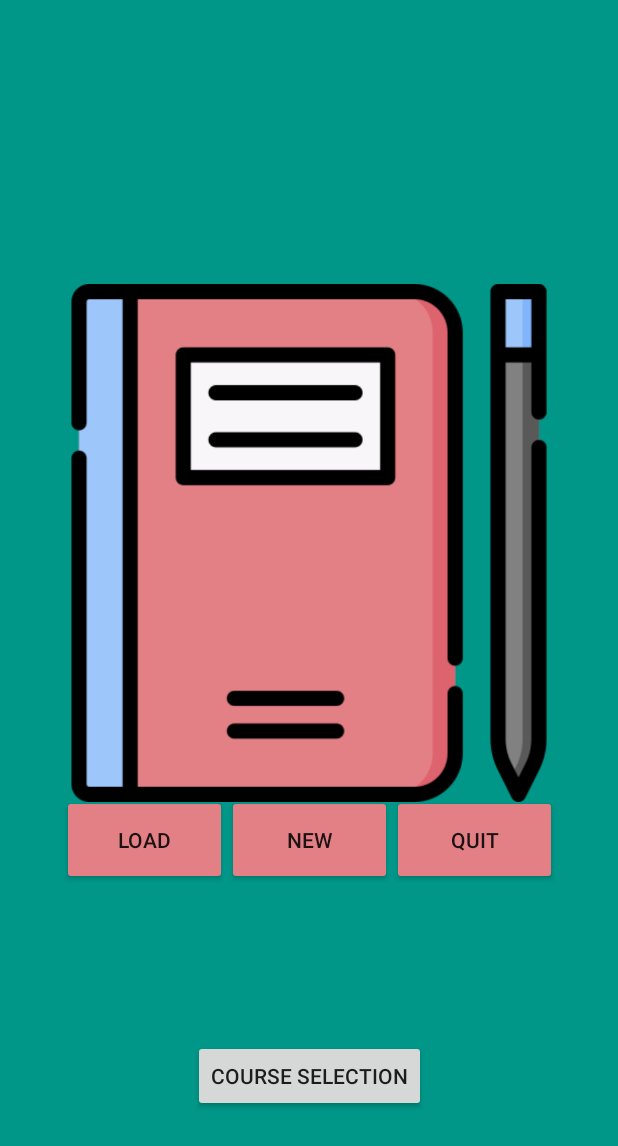
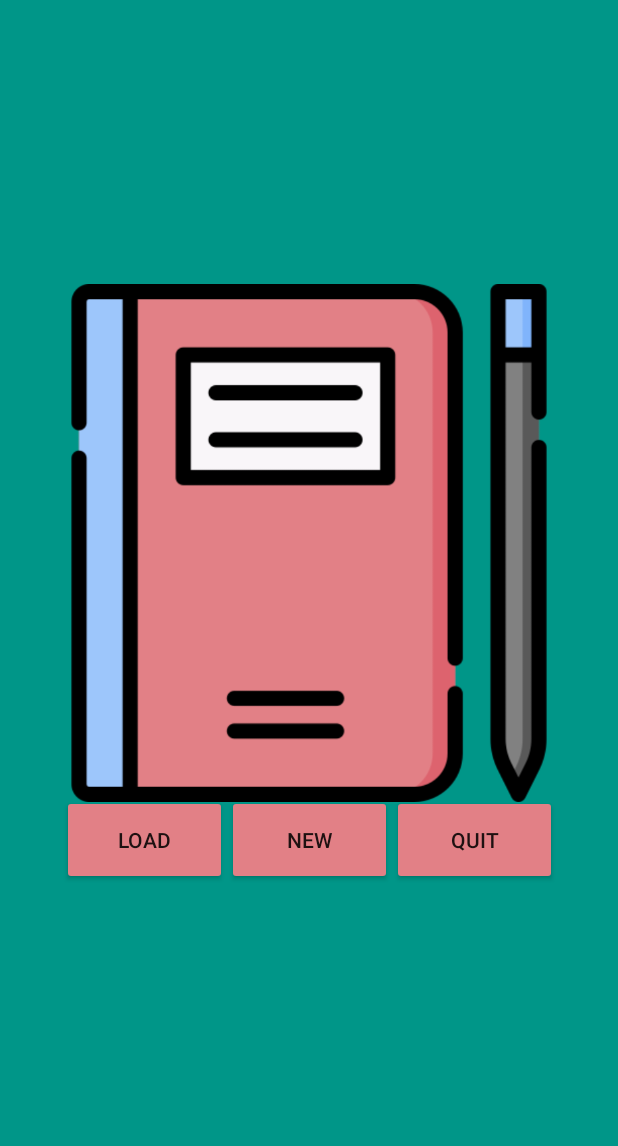
Before and after one commit to JiaoyangXu/UW-life-simulator, an Android app: the screen it shows after launch (MainActivity), on a phone screen of 412 x 824 dp. Shown: the top 1146 px of the screen. Run offline under Robolectric (Android 15) with nearby library versions, the phone set to English and light mode, and no system bars; our stand-ins replace navigation-ui.

Commit message:
Bug fix: application quit at event list page when there's not enough courses selected

```diff
--- a/app/src/main/java/com/example/uw_life_simulator/activities/AttributeActivities.java
+++ b/app/src/main/java/com/example/uw_life_simulator/activities/AttributeActivities.java
@@ -52,7 +52,7 @@ public class AttributeActivities extends AppCompatActivity {
         playerAttributeDAO.insertAll(playerAttribute);
 
         // pass intent to Event Activity
-        Intent intent = new Intent(AttributeActivities.this, EventActivity.class);
+        Intent intent = new Intent(AttributeActivities.this, CourseSelectionActivity.class);
         startActivity(intent);
     }
 
--- a/app/src/main/res/layout/activity_main.xml
+++ b/app/src/main/res/layout/activity_main.xml
@@ -68,5 +68,6 @@
         app:layout_constraintBottom_toBottomOf="parent"
         app:layout_constraintEnd_toEndOf="parent"
         app:layout_constraintStart_toStartOf="parent"
-        app:layout_constraintTop_toBottomOf="@+id/linearLayout" />
+        app:layout_constraintTop_toBottomOf="@+id/linearLayout"
+        android:visibility="gone"/>
 </androidx.constraintlayout.widget.ConstraintLayout>
```
Also changed, not shown: app/src/main/java/com/example/uw_life_simulator/activities/EventActivity.java (+13 -13 lines).
